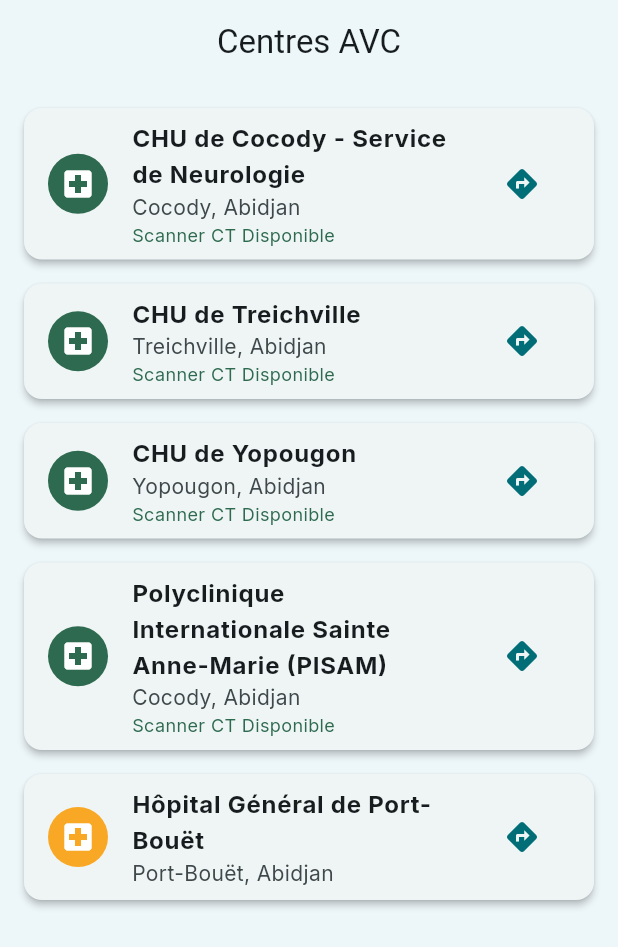
After one commit to eworkforce/AgirVITE, a Flutter app: the CentersListScreen screen opened by its route, after a tap on the "directions" icon, on a phone screen of 412 x 824 dp. The commit adds this screen. Shown: the top 947 px of the screen. Run offline on Flutter 3.47's test engine with Material 3 defaults, Android fonts, the light colour scheme and no system bars; our stand-ins replace camera, firebase_core, flutter_animate, flutter_cache_manager, flutter_dotenv, flutter_riverpod and 8 more; accounts and stored records are empty.

Commit message:
feat: Phase 3 Resilience & Hardening - Camera, Offline Map, and Stories
- Implemented real CameraController for BP capture
- Integrated google_generative_ai for Gemini API (with offline stub)
- Added Offline Stroke Centers list with distance sorting
- Added Stories Feed with video caching
- Updated PRD status to Ready for Review

Co-Authored-By: Warp <agent@warp.dev>

```diff
--- /dev/null
+++ b/assets/data/stroke_centers.json
@@ -0,0 +1,47 @@
+[
+  {
+    "id": "1",
+    "name": "CHU de Cocody - Service de Neurologie",
+    "address": "Cocody, Abidjan",
+    "latitude": 5.3421,
+    "longitude": -4.0058,
+    "hasCTScanner": true,
+    "phone": "+225 22 48 10 00"
+  },
+  {
+    "id": "2",
+    "name": "CHU de Treichville",
+    "address": "Treichville, Abidjan",
+    "latitude": 5.2936,
+    "longitude": -4.0059,
+    "hasCTScanner": true,
+    "phone": "+225 21 24 91 22"
+  },
+  {
+    "id": "3",
+    "name": "CHU de Yopougon",
+    "address": "Yopougon, Abidjan",
+    "latitude": 5.3411,
+    "longitude": -4.0945,
+    "hasCTScanner": true,
+    "phone": "+225 23 53 75 50"
+  },
+  {
+    "id": "4",
+    "name": "Polyclinique Internationale Sainte Anne-Marie (PISAM)",
+    "address": "Cocody, Abidjan",
+    "latitude": 5.3364,
+    "longitude": -4.0012,
+    "hasCTScanner": true,
+    "phone": "+225 22 48 31 31"
+  },
+  {
+    "id": "5",
+    "name": "Hôpital Général de Port-Bouët",
+    "address": "Port-Bouët, Abidjan",
+    "latitude": 5.2533,
+    "longitude": -3.9722,
+    "hasCTScanner": false,
+    "phone": "+225 21 27 72 84"
+  }
+]
--- /dev/null
+++ b/lib/core/repositories/stroke_centers_repository.dart
@@ -0,0 +1,29 @@
+import 'dart:convert';
+import 'package:flutter/services.dart';
+import 'package:flutter_riverpod/flutter_riverpod.dart';
+import 'package:geolocator/geolocator.dart';
+import '../models/stroke_center.dart';
+
+final strokeCentersProvider = FutureProvider<List<StrokeCenter>>((ref) async {
+  final repository = StrokeCentersRepository();
+  return repository.loadCenters();
+});
+
+class StrokeCentersRepository {
+  Future<List<StrokeCenter>> loadCenters() async {
+    final String response = await rootBundle.loadString('assets/data/stroke_centers.json');
+    final List<dynamic> data = json.decode(response);
+    return data.map((json) => StrokeCenter.fromJson(json)).toList();
+  }
+
+  List<StrokeCenter> sortByDistance(List<StrokeCenter> centers, Position userLocation) {
+    centers.sort((a, b) {
+      final distanceA = Geolocator.distanceBetween(
+        userLocation.latitude, userLocation.longitude, a.latitude, a.longitude);
+      final distanceB = Geolocator.distanceBetween(
+        userLocation.latitude, userLocation.longitude, b.latitude, b.longitude);
+      return distanceA.compareTo(distanceB);
+    });
+    return centers;
+  }
+}
--- /dev/null
+++ b/lib/features/map/screens/centers_list_screen.dart
@@ -0,0 +1,83 @@
+import 'package:flutter/material.dart';
+import 'package:flutter_riverpod/flutter_riverpod.dart';
+import 'package:url_launcher/url_launcher.dart';
+import 'package:geolocator/geolocator.dart';
+import '../../../app/theme/colors.dart';
+import '../../../core/models/stroke_center.dart';
+import '../../../core/repositories/stroke_centers_repository.dart';
+import '../../../core/services/location_service.dart';
+
+final sortedCentersProvider = FutureProvider<List<StrokeCenter>>((ref) async {
+  final centers = await ref.watch(strokeCentersProvider.future);
+  final locationService = LocationService(); // Or inject via provider
+
+  try {
+    final position = await locationService.getCurrentLocation();
+    final repo = StrokeCentersRepository();
+    return repo.sortByDistance(centers, position);
+  } catch (e) {
+    // Return unsorted if location fails (offline or permission denied)
+    return centers;
+  }
+});
+
+class CentersListScreen extends ConsumerWidget {
+  const CentersListScreen({super.key});
+
+  @override
+  Widget build(BuildContext context, WidgetRef ref) {
+    final centersAsync = ref.watch(sortedCentersProvider);
+
+    return Scaffold(
+      appBar: AppBar(title: const Text('Centres AVC')),
+      body: centersAsync.when(
+        data: (centers) => ListView.builder(
+          itemCount: centers.length,
+          padding: const EdgeInsets.all(16),
+          itemBuilder: (context, index) {
+            final center = centers[index];
+            return Card(
+              margin: const EdgeInsets.only(bottom: 16),
+              elevation: 2,
+              child: ListTile(
+                leading: CircleAvatar(
+                  backgroundColor: center.hasCTScanner ? AppColors.success : AppColors.warning,
+                  child: const Icon(Icons.local_hospital, color: Colors.white),
+                ),
+                title: Text(center.name, style: const TextStyle(fontWeight: FontWeight.bold)),
+                subtitle: Column(
+                  crossAxisAlignment: CrossAxisAlignment.start,
+                  children: [
+                    Text(center.address),
+                    if (center.hasCTScanner)
+                      const Text(
+                        'Scanner CT Disponible',
+                        style: TextStyle(color: AppColors.success, fontSize: 12),
+                      ),
+                  ],
+                ),
+                trailing: IconButton(
+                  icon: const Icon(Icons.directions, color: AppColors.primary),
+                  onPressed: () async {
+                    // Open Google Maps
+                    final uri = Uri.parse("https://www.google.com/maps/search/?api=1&query=${center.latitude},${center.longitude}");
+                    if (await canLaunchUrl(uri)) {
+                      await launchUrl(uri, mode: LaunchMode.externalApplication);
+                    }
+                  },
+                ),
+                onTap: () async {
+                   // Call functionality
+                   final uri = Uri(scheme: 'tel', path: center.phone);
+                   if (await canLaunchUrl(uri)) await launchUrl(uri);
+                },
+              ),
+            );
+          },
+        ),
+        loading: () => const Center(child: CircularProgressIndicator()),
+        error: (err, stack) => Center(child: Text('Erreur: $err')),
+      ),
+    );
+  }
+}
```
Also changed, not shown: lib/app/routes.dart (+10 -0 lines), lib/core/models/stroke_center.dart (added, +21 -0 lines), lib/core/services/ocr_service.dart (+49 -5 lines), lib/features/bp_tracker/screens/capture_screen.dart (+87 -10 lines), lib/features/dashboard/screens/dashboard_screen.dart (+4 -4 lines), lib/features/stories/screens/stories_feed_screen.dart (added, +117 -0 lines), pubspec.yaml (+9 -1 lines), lib/core/models/stroke_center.freezed.dart (added), lib/core/models/stroke_center.g.dart (added), pubspec.lock, 7 other files.
